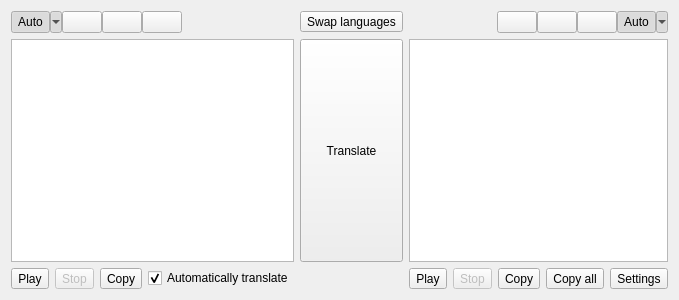
First picture: the form in src/mainwindow.ui, repository crow-translate/crow-translate, before the edit.
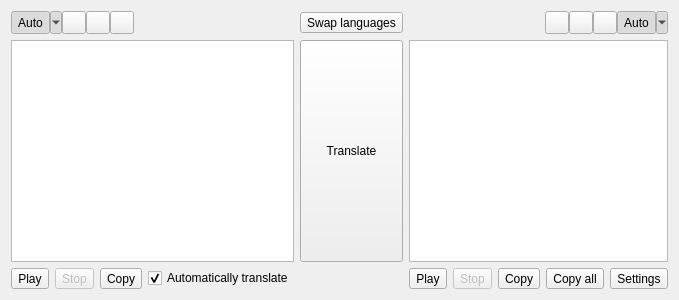
Second picture: the form after the edit. Icons and pictures are not drawn.

Commit message: Add flag icons for languages

```diff
--- a/src/mainwindow.ui
+++ b/src/mainwindow.ui
@@ -58,7 +58,7 @@
        </widget>
       </item>
       <item>
-       <widget class="QPushButton" name="firstSourceButton">
+       <widget class="QToolButton" name="firstSourceButton">
         <property name="sizePolicy">
          <sizepolicy hsizetype="Minimum" vsizetype="Minimum">
           <horstretch>0</horstretch>
@@ -74,10 +74,13 @@
         <property name="autoExclusive">
          <bool>true</bool>
         </property>
+        <property name="toolButtonStyle">
+         <enum>Qt::ToolButtonTextBesideIcon</enum>
+        </property>
        </widget>
       </item>
       <item>
-       <widget class="QPushButton" name="secondSourceButton">
+       <widget class="QToolButton" name="secondSourceButton">
         <property name="sizePolicy">
          <sizepolicy hsizetype="Minimum" vsizetype="Minimum">
           <horstretch>0</horstretch>
@@ -93,10 +96,13 @@
         <property name="autoExclusive">
          <bool>true</bool>
         </property>
+        <property name="toolButtonStyle">
+         <enum>Qt::ToolButtonTextBesideIcon</enum>
+        </property>
        </widget>
       </item>
       <item>
-       <widget class="QPushButton" name="thirdSourceButton">
+       <widget class="QToolButton" name="thirdSourceButton">
         <property name="enabled">
          <bool>true</bool>
         </property>
@@ -115,6 +121,9 @@
         <property name="autoExclusive">
          <bool>true</bool>
         </property>
+        <property name="toolButtonStyle">
+         <enum>Qt::ToolButtonTextBesideIcon</enum>
+        </property>
        </widget>
       </item>
       <item>
@@ -151,7 +160,7 @@
        </spacer>
       </item>
       <item>
-       <widget class="QPushButton" name="firstTranslationButton">
+       <widget class="QToolButton" name="firstTranslationButton">
         <property name="sizePolicy">
          <sizepolicy hsizetype="Minimum" vsizetype="Minimum">
           <horstretch>0</horstretch>
@@ -170,10 +179,13 @@
         <property name="autoExclusive">
          <bool>true</bool>
         </property>
+        <property name="toolButtonStyle">
+         <enum>Qt::ToolButtonTextBesideIcon</enum>
+        </property>
        </widget>
       </item>
       <item>
-       <widget class="QPushButton" name="secondTranslationButton">
+       <widget class="QToolButton" name="secondTranslationButton">
         <property name="sizePolicy">
          <sizepolicy hsizetype="Minimum" vsizetype="Minimum">
           <horstretch>0</horstretch>
@@ -189,10 +201,13 @@
         <property name="autoExclusive">
          <bool>true</bool>
         </property>
+        <property name="toolButtonStyle">
+         <enum>Qt::ToolButtonTextBesideIcon</enum>
+        </property>
        </widget>
       </item>
       <item>
-       <widget class="QPushButton" name="thirdTranslationButton">
+       <widget class="QToolButton" name="thirdTranslationButton">
         <property name="sizePolicy">
          <sizepolicy hsizetype="Minimum" vsizetype="Minimum">
           <horstretch>0</horstretch>
@@ -208,6 +223,9 @@
         <property name="autoExclusive">
          <bool>true</bool>
         </property>
+        <property name="toolButtonStyle">
+         <enum>Qt::ToolButtonTextBesideIcon</enum>
+        </property>
        </widget>
       </item>
       <item>
```
Left out of the diff: 3 changed lines with no effect on the pictures. The commit also changes 109 other files.
